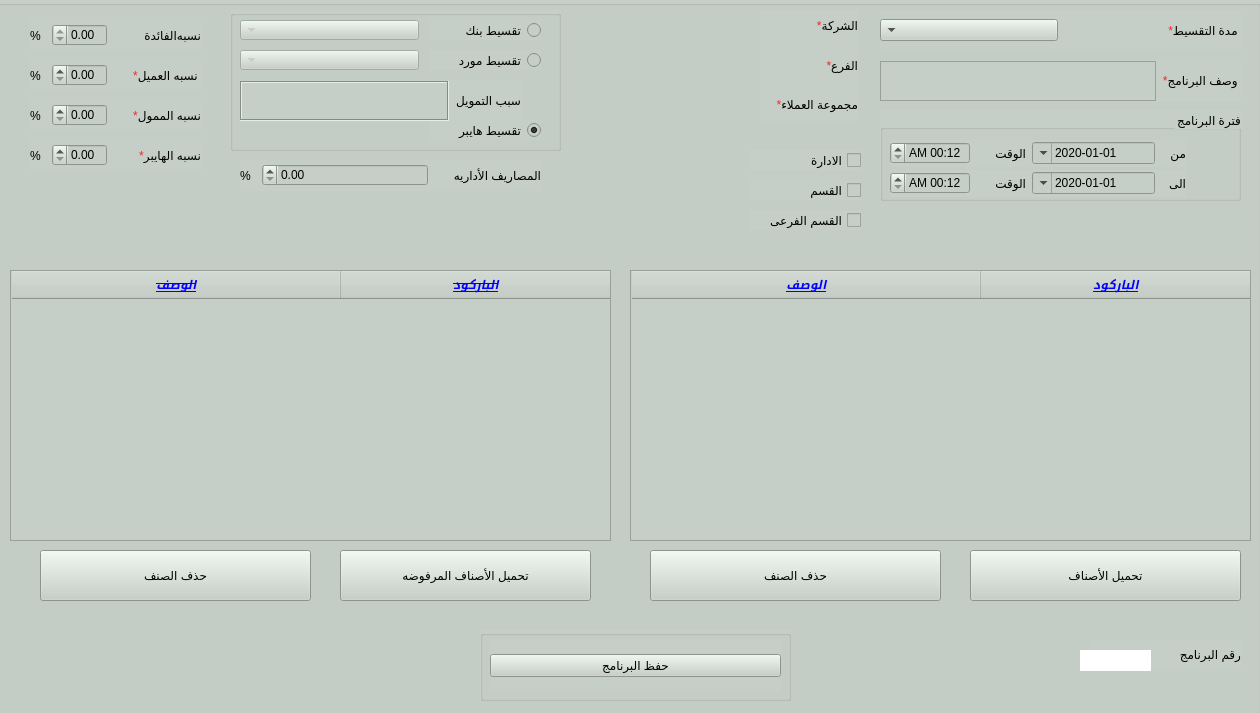
Qt form presentation/installment_ui/Installment_create.ui (shymaa123456/HyperPOS2020) before a commit.
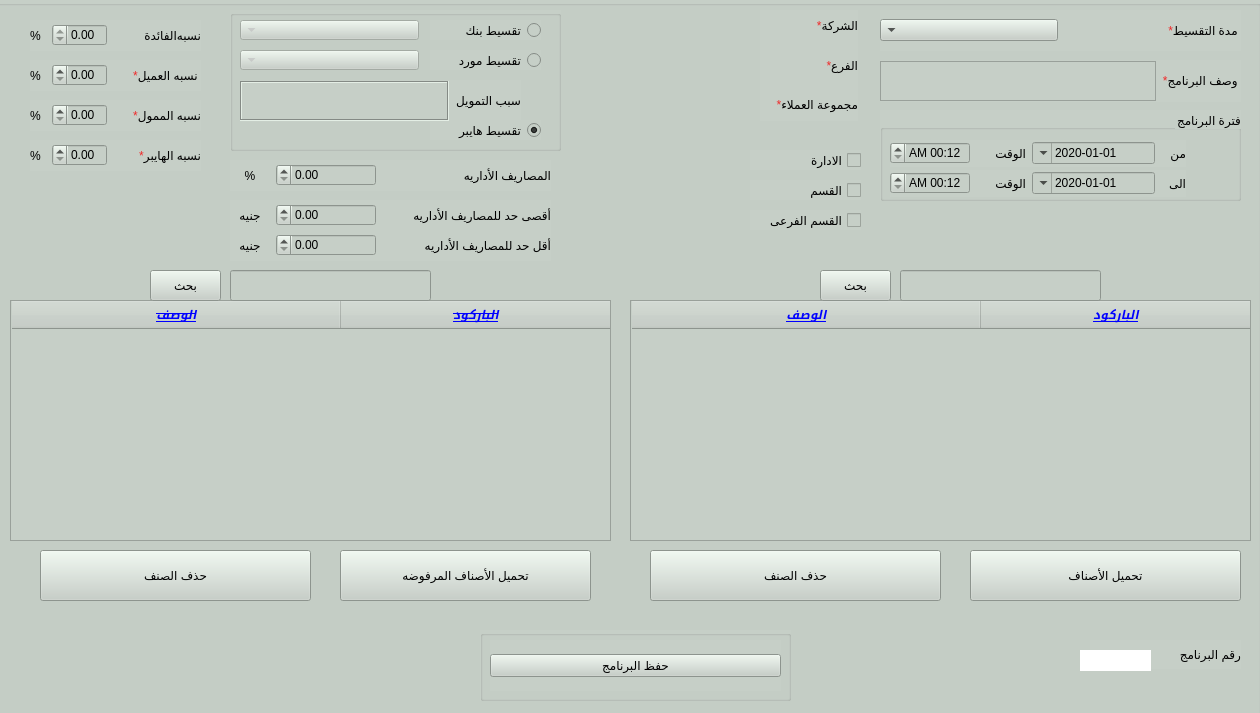
The same form after that commit.

```diff
--- a/presentation/installment_ui/Installment_create.ui
+++ b/presentation/installment_ui/Installment_create.ui
@@ -729,9 +729,9 @@
    <widget class="QWidget" name="horizontalLayoutWidget_2">
     <property name="geometry">
      <rect>
-      <x>350</x>
+      <x>340</x>
       <y>160</y>
-      <width>301</width>
+      <width>321</width>
       <height>31</height>
      </rect>
     </property>
@@ -740,19 +740,25 @@
       <widget class="QLabel" name="label_3">
        <property name="maximumSize">
         <size>
-         <width>16</width>
+         <width>40</width>
          <height>16777215</height>
         </size>
        </property>
        <property name="layoutDirection">
         <enum>Qt::RightToLeft</enum>
        </property>
+       <property name="autoFillBackground">
+        <bool>false</bool>
+       </property>
        <property name="text">
         <string>%</string>
        </property>
        <property name="scaledContents">
         <bool>false</bool>
        </property>
+       <property name="alignment">
+        <set>Qt::AlignCenter</set>
+       </property>
        <property name="margin">
         <number>0</number>
        </property>
@@ -765,7 +771,7 @@
       <widget class="QDoubleSpinBox" name="QDSpinBox_adminExpendses">
        <property name="maximumSize">
         <size>
-         <width>16777215</width>
+         <width>100</width>
          <height>16777215</height>
         </size>
        </property>
@@ -787,7 +793,7 @@
       <widget class="QLabel" name="label_6">
        <property name="maximumSize">
         <size>
-         <width>107</width>
+         <width>170</width>
          <height>16777215</height>
         </size>
        </property>
@@ -814,9 +820,9 @@
     <property name="geometry">
      <rect>
       <x>740</x>
-      <y>270</y>
+      <y>300</y>
       <width>621</width>
-      <height>271</height>
+      <height>241</height>
      </rect>
     </property>
     <layout class="QGridLayout" name="gridLayout_7">
@@ -1060,9 +1066,9 @@
     <property name="geometry">
      <rect>
       <x>120</x>
-      <y>270</y>
+      <y>300</y>
       <width>601</width>
-      <height>271</height>
+      <height>241</height>
      </rect>
     </property>
     <layout class="QGridLayout" name="gridLayout_8">
@@ -1433,6 +1439,250 @@
      <string/>
     </property>
    </widget>
+   <widget class="QWidget" name="horizontalLayoutWidget_4">
+    <property name="geometry">
+     <rect>
+      <x>340</x>
+      <y>200</y>
+      <width>321</width>
+      <height>31</height>
+     </rect>
+    </property>
+    <layout class="QHBoxLayout" name="horizontalLayout_6">
+     <item>
+      <widget class="QLabel" name="label_13">
+       <property name="maximumSize">
+        <size>
+         <width>40</width>
+         <height>16777215</height>
+        </size>
+       </property>
+       <property name="layoutDirection">
+        <enum>Qt::RightToLeft</enum>
+       </property>
+       <property name="text">
+        <string>جنيه</string>
+       </property>
+       <property name="scaledContents">
+        <bool>false</bool>
+       </property>
+       <property name="alignment">
+        <set>Qt::AlignCenter</set>
+       </property>
+       <property name="margin">
+        <number>0</number>
+       </property>
+       <property name="indent">
+        <number>-1</number>
+       </property>
+      </widget>
+     </item>
+     <item>
+      <widget class="QDoubleSpinBox" name="QDSpinBox_Max_adminExpendses">
+       <property name="maximumSize">
+        <size>
+         <width>100</width>
+         <height>16777215</height>
+        </size>
+       </property>
+       <property name="layoutDirection">
+        <enum>Qt::RightToLeft</enum>
+       </property>
+       <property name="styleSheet">
+        <string notr="true"/>
+       </property>
+       <property name="minimum">
+        <double>0.000000000000000</double>
+       </property>
+       <property name="value">
+        <double>0.000000000000000</double>
+       </property>
+      </widget>
+     </item>
+     <item>
+      <widget class="QLabel" name="label_21">
+       <property name="maximumSize">
+        <size>
+         <width>170</width>
+         <height>16777215</height>
+        </size>
+       </property>
+       <property name="layoutDirection">
+        <enum>Qt::RightToLeft</enum>
+       </property>
+       <property name="text">
+        <string>أقصى حد للمصاريف الأداريه </string>
+       </property>
+       <property name="scaledContents">
+        <bool>false</bool>
+       </property>
+       <property name="margin">
+        <number>0</number>
+       </property>
+       <property name="indent">
+        <number>-1</number>
+       </property>
+      </widget>
+     </item>
+    </layout>
+   </widget>
+   <widget class="QWidget" name="horizontalLayoutWidget_5">
+    <property name="geometry">
+     <rect>
+      <x>340</x>
+      <y>230</y>
+      <width>321</width>
+      <height>31</height>
+     </rect>
+    </property>
+    <layout class="QHBoxLayout" name="horizontalLayout_7">
+     <item>
+      <widget class="QLabel" name="label_23">
+       <property name="maximumSize">
+        <size>
+         <width>40</width>
+         <height>16777215</height>
+        </size>
+       </property>
+       <property name="layoutDirection">
+        <enum>Qt::RightToLeft</enum>
+       </property>
+       <property name="text">
+        <string>جنيه</string>
+       </property>
+       <property name="scaledContents">
+        <bool>false</bool>
+       </property>
+       <property name="alignment">
+        <set>Qt::AlignCenter</set>
+       </property>
+       <property name="margin">
+        <number>0</number>
+       </property>
+       <property name="indent">
+        <number>-1</number>
+       </property>
+      </widget>
+     </item>
+     <item>
+      <widget class="QDoubleSpinBox" name="QDSpinBox_Min_adminExpendses">
+       <property name="maximumSize">
+        <size>
+         <width>100</width>
+         <height>16777215</height>
+        </size>
+       </property>
+       <property name="layoutDirection">
+        <enum>Qt::RightToLeft</enum>
+       </property>
+       <property name="styleSheet">
+        <string notr="true"/>
+       </property>
+       <property name="minimum">
+        <double>0.000000000000000</double>
+       </property>
+       <property name="value">
+        <double>0.000000000000000</double>
+       </property>
+      </widget>
+     </item>
+     <item>
+      <widget class="QLabel" name="label_25">
+       <property name="maximumSize">
+        <size>
+         <width>170</width>
+         <height>16777215</height>
+        </size>
+       </property>
+       <property name="layoutDirection">
+        <enum>Qt::RightToLeft</enum>
+       </property>
+       <property name="text">
+        <string>أقل حد للمصاريف الأداريه </string>
+       </property>
+       <property name="scaledContents">
+        <bool>false</bool>
+       </property>
+       <property name="margin">
+        <number>0</number>
+       </property>
+       <property name="indent">
+        <number>-1</number>
+       </property>
+      </widget>
+     </item>
+    </layout>
+   </widget>
+   <widget class="QLineEdit" name="QLE_SearchRejectedBarcode">
+    <property name="geometry">
+     <rect>
+      <x>340</x>
+      <y>270</y>
+      <width>201</width>
+      <height>31</height>
+     </rect>
+    </property>
+   </widget>
+   <widget class="QPushButton" name="Qbtn_findItem_rejected">
+    <property name="geometry">
+     <rect>
+      <x>260</x>
+      <y>270</y>
+      <width>71</width>
+      <height>31</height>
+     </rect>
+    </property>
+    <property name="styleSheet">
+     <string notr="true"/>
+    </property>
+    <property name="text">
+     <string>بحث</string>
+    </property>
+    <property name="autoRepeat">
+     <bool>false</bool>
+    </property>
+    <property name="default">
+     <bool>false</bool>
+    </property>
+    <property name="flat">
+     <bool>false</bool>
+    </property>
+   </widget>
+   <widget class="QPushButton" name="Qbtn_findItem_acceptedItem">
+    <property name="geometry">
+     <rect>
+      <x>930</x>
+      <y>270</y>
+      <width>71</width>
+      <height>31</height>
+     </rect>
+    </property>
+    <property name="styleSheet">
+     <string notr="true"/>
+    </property>
+    <property name="text">
+     <string>بحث</string>
+    </property>
+    <property name="autoRepeat">
+     <bool>false</bool>
+    </property>
+    <property name="default">
+     <bool>false</bool>
+    </property>
+    <property name="flat">
+     <bool>false</bool>
+    </property>
+   </widget>
+   <widget class="QLineEdit" name="QLE_SearchAcceptedBarcode">
+    <property name="geometry">
+     <rect>
+      <x>1010</x>
+      <y>270</y>
+      <width>201</width>
+      <height>31</height>
+     </rect>
+    </property>
+   </widget>
   </widget>
  </widget>
  <resources/>
```
